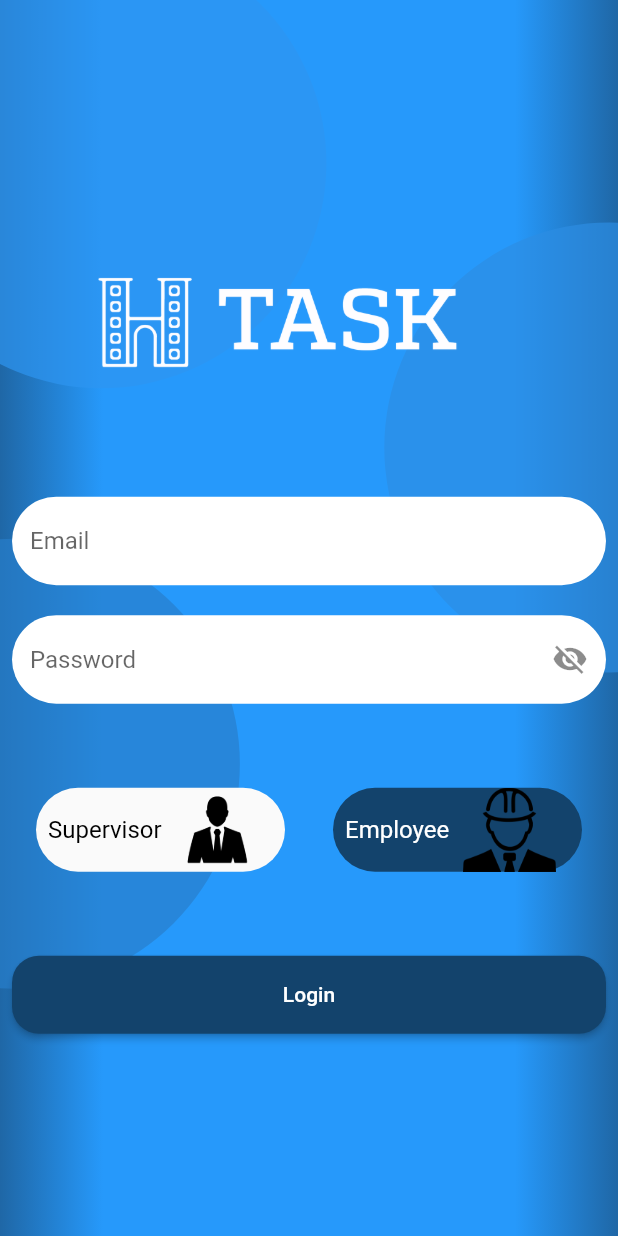
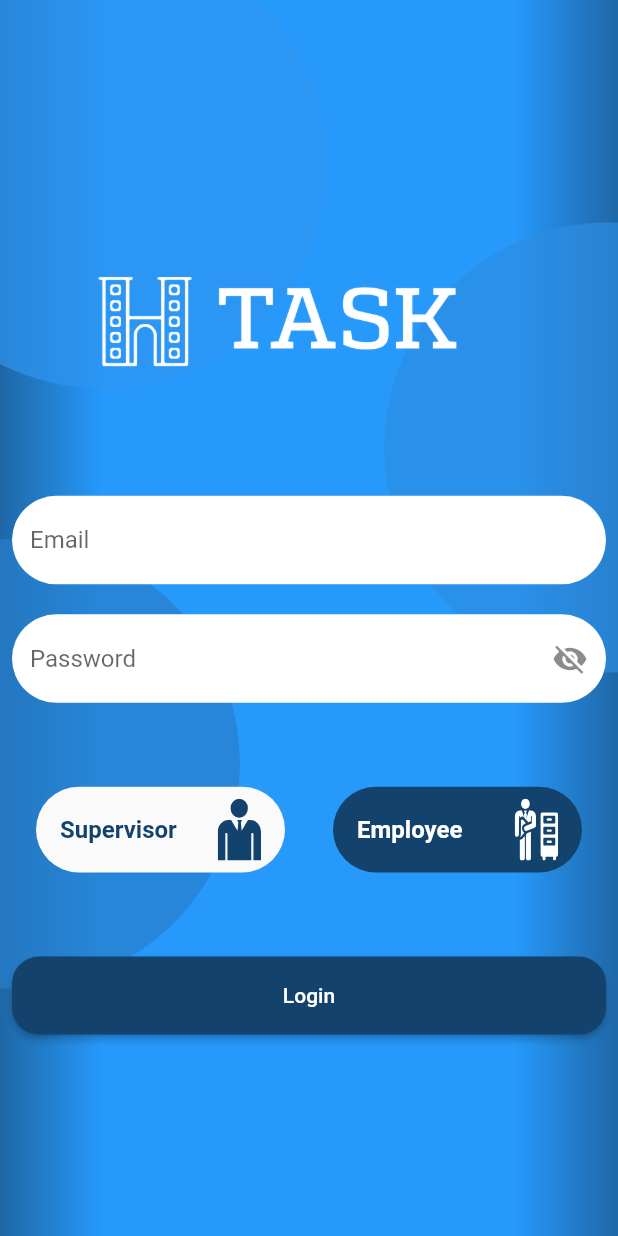
Before and after one commit to Hossam52/Hotel-management-system, a Flutter app: the screen it shows after launch, on a phone screen of 412 x 824 dp. Run offline on Flutter 3.47's test engine with Material 2 defaults, Android fonts, the light colour scheme and no system bars; our stand-ins replace badges, cached_network_image, custom_radio_grouped_button, device_preview, dio, easy_localization and 9 more; missing offline and left inert: time_range_picker; accounts and stored records are empty.

Commit message:
change logo of login type

```diff
--- a/lib/screens/login/login.dart
+++ b/lib/screens/login/login.dart
@@ -17,6 +17,7 @@ import 'package:htask/styles/colors.dart';
 import 'package:htask/widgets/default_text_field.dart';
 import 'package:htask/widgets/defulat_button.dart';
 import 'package:easy_localization/easy_localization.dart' as localization;
+import 'package:htask/widgets/svg_image_widget.dart';
 
 class LoginScreen extends StatefulWidget {
   const LoginScreen({Key? key}) : super(key: key);
@@ -144,13 +145,13 @@ class _AuthTypeImages extends StatelessWidget {
           mainAxisAlignment: MainAxisAlignment.center,
           children: <Widget>[
             Expanded(
-              child: _buildAuthTypeWidget('assets/images/supervisor_image.png',
+              child: _buildAuthTypeWidget('assets/images/icons/supervisor.svg',
                   type: LoginAuthType.supervisor,
                   isSelected: selectedAuthType == LoginAuthType.supervisor,
                   displayTypeString: 'Supervisor'.tr()),
             ),
             Expanded(
-              child: _buildAuthTypeWidget('assets/images/employee_image.png',
+              child: _buildAuthTypeWidget('assets/images/icons/employee.svg',
                   type: LoginAuthType.employee,
                   isSelected: selectedAuthType == LoginAuthType.employee,
                   displayTypeString: 'Employee'.tr()),
@@ -166,7 +167,11 @@ class _AuthTypeImages extends StatelessWidget {
       required bool isSelected,
       required String displayTypeString}) {
     return Builder(builder: (context) {
-      return Container(
+      return GestureDetector(
+        onTap: () {
+          AuthCubit.instance(context).changeSelectedAccountType(type);
+        },
+        child: Container(
           margin: const EdgeInsets.all(16),
           padding: const EdgeInsets.symmetric(horizontal: 8),
           decoration: BoxDecoration(
@@ -175,26 +180,31 @@ class _AuthTypeImages extends StatelessWidget {
                 : Theme.of(context).canvasColor,
             borderRadius: BorderRadius.circular(30),
           ),
-        child: GestureDetector(
-          onTap: () {
-            AuthCubit.instance(context).changeSelectedAccountType(type);
-          },
+          child: Padding(
+            padding: const EdgeInsets.all(8.0),
             child: Row(
               children: [
                 Text(
                   displayTypeString,
                   style: TextStyle(
-                    color: isSelected ? Colors.white : Colors.black,
+                      color: isSelected
+                          ? Colors.white
+                          : AppColors.darkPrimaryColor,
+                      fontWeight: FontWeight.bold,
                       fontSize: 16),
                 ),
-              Expanded(
-                child: SizedBox(
-                  height: 56,
-                  width: 56,
-                  child: Image.asset(imagePath),
+                Spacer(),
+                SizedBox(
+                  height: MediaQuery.of(context).size.height * 0.05,
+                  width: MediaQuery.of(context).size.width * 0.07,
+                  child: SvgImageWidget(
+                    path: imagePath,
+                    color:
+                        isSelected ? Colors.white : AppColors.darkPrimaryColor,
                   ),
                 ),
               ],
+            ),
           ),
         ),
       );
```
Also changed, not shown: assets/images/icons/employee.svg (added), assets/images/icons/supervisor.svg (added). Lines whose indentation alone changed are shown as unchanged.
